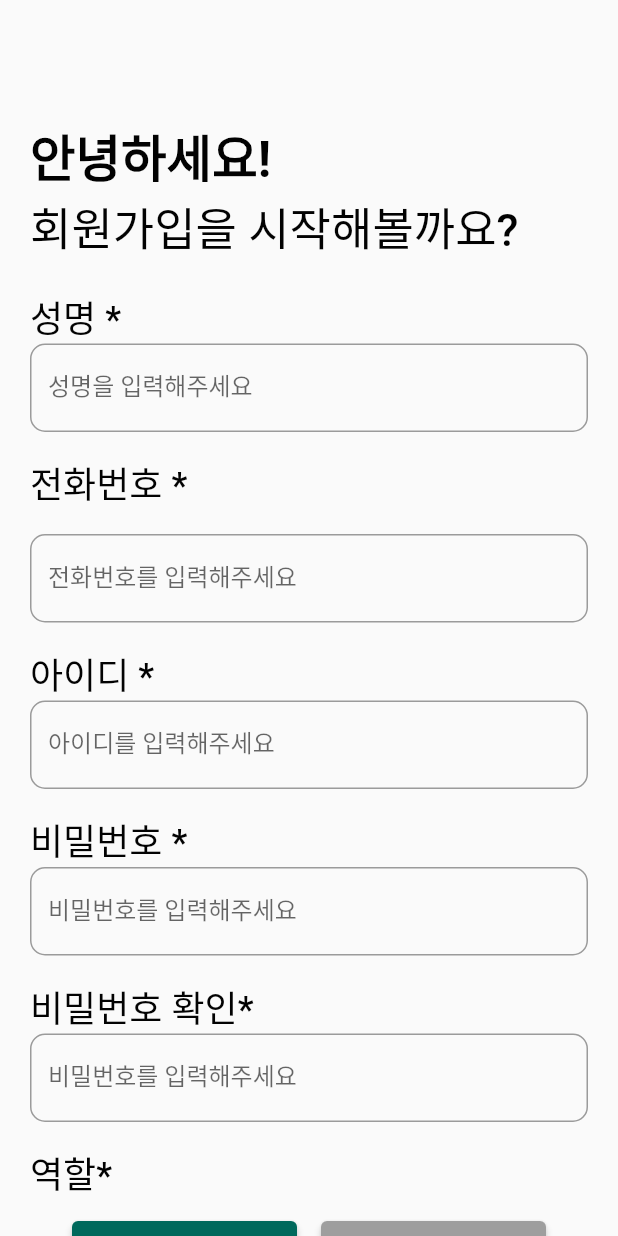
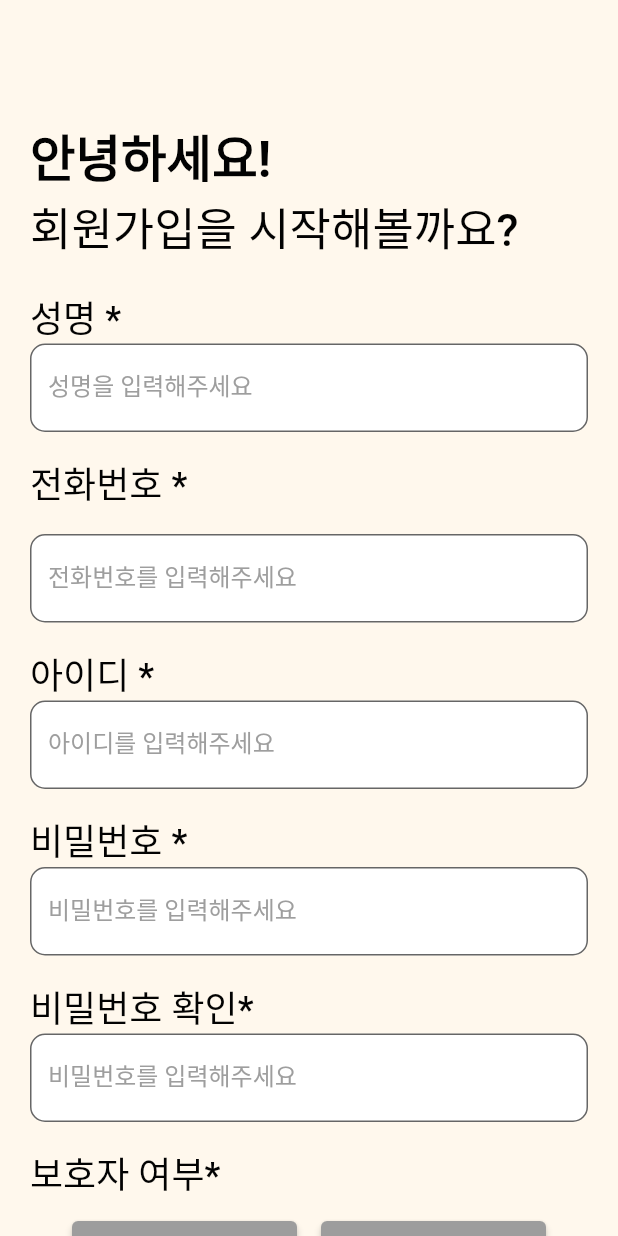
Before and after one commit to dsc-sookmyung/2023-four-tter-SolutionChallenge, a Flutter app: the screen it shows after launch, after a tap on "회원가입", on a phone screen of 412 x 824 dp. Run offline on Flutter 3.47's test engine with Material 2 defaults, Android fonts, the phone set to English and light mode, and no system bars; our stand-ins replace firebase_core, firebase_messaging, flutter_local_notifications, geolocator, speech_to_text, table_calendar and 1 more; accounts and stored records are empty; network calls fail.

Commit message:
회원가입페이지

```diff
--- a/folder-client/lib/screen/signup_screen.dart
+++ b/folder-client/lib/screen/signup_screen.dart
@@ -1,5 +1,4 @@
 import 'dart:convert';
-
 import 'package:flutter/material.dart';
 import 'package:http/http.dart' as http;
 
@@ -41,7 +40,7 @@ class _SignupScreenState extends State<SignupScreen> {
   Future<void> join() async {
     List<String?> fillTimes = [];
     List<String?> fills = [];
-    final url = Uri.parse('http://34.168.149.159:8080/auth/join');
+    final url = Uri.parse('http://34.28.46.24:8080/auth/join');
     final headers = {'Content-Type': 'application/json'};
 
     for (Map<String, String> pill in _pillList) {
@@ -96,6 +95,7 @@ class _SignupScreenState extends State<SignupScreen> {
   Widget build(BuildContext context) {
     return MaterialApp(
       home: Scaffold(
+        backgroundColor: const Color(0xFFFFF8ED),
         body: SingleChildScrollView(
             child: Padding(
           padding: const EdgeInsets.symmetric(horizontal: 20),
@@ -104,8 +104,8 @@ class _SignupScreenState extends State<SignupScreen> {
               const SizedBox(
                 height: 80,
               ),
-              Row(
-                children: const [
+              const Row(
+                children: [
                   Text(
                     '안녕하세요!',
                     style: TextStyle(
@@ -116,8 +116,8 @@ class _SignupScreenState extends State<SignupScreen> {
                   ),
                 ],
               ),
-              Row(
-                children: const [
+              const Row(
+                children: [
                   Text(
                     '회원가입을 시작해볼까요?',
                     style: TextStyle(
@@ -131,8 +131,8 @@ class _SignupScreenState extends State<SignupScreen> {
               const SizedBox(
                 height: 20,
               ),
-              Row(
-                children: const [
+              const Row(
+                children: [
                   Text(
                     '성명 *',
                     style: TextStyle(
@@ -144,7 +144,7 @@ class _SignupScreenState extends State<SignupScreen> {
                 ],
               ),
               Column(
-                crossAxisAlignment: CrossAxisAlignment.stretch,
+                // crossAxisAlignment: CrossAxisAlignment.stretch,
                 children: <Widget>[
                   TextField(
                     controller: usernameController,
@@ -153,11 +153,15 @@ class _SignupScreenState extends State<SignupScreen> {
                         borderRadius: BorderRadius.all(Radius.circular(10)),
                       ),
                       labelText: '성명을 입력해주세요',
+                      labelStyle: TextStyle(color: Colors.grey), // 레이블의 색상
+                      fillColor: Colors.white, // 텍스트 필드의 배경색
+                      filled: true, // 배경색 채우기
+                      hintStyle: TextStyle(color: Colors.green),
                     ),
                   ),
                   const SizedBox(height: 16.0),
-                  Row(
-                    children: const [
+                  const Row(
+                    children: [
                       Text(
                         '전화번호 *',
                         style: TextStyle(
@@ -176,13 +180,17 @@ class _SignupScreenState extends State<SignupScreen> {
                         borderRadius: BorderRadius.all(Radius.circular(10)),
                       ),
                       labelText: '전화번호를 입력해주세요',
+                      labelStyle: TextStyle(color: Colors.grey), // 레이블의 색상
+                      fillColor: Colors.white, // 텍스트 필드의 배경색
+                      filled: true, // 배경색 채우기
+                      hintStyle: TextStyle(color: Colors.green),
                     ),
                   ),
                   const SizedBox(
                     height: 16,
                   ),
-                  Row(
-                    children: const [
+                  const Row(
+                    children: [
                       Text(
                         '아이디 *',
                         style: TextStyle(
@@ -200,13 +208,17 @@ class _SignupScreenState extends State<SignupScreen> {
                         borderRadius: BorderRadius.all(Radius.circular(10)),
                       ),
                       labelText: '아이디를 입력해주세요',
+                      labelStyle: TextStyle(color: Colors.grey), // 레이블의 색상
+                      fillColor: Colors.white, // 텍스트 필드의 배경색
+                      filled: true, // 배경색 채우기
+                      hintStyle: TextStyle(color: Colors.green),
                     ),
                   ),
                   const SizedBox(
                     height: 16,
                   ),
-                  Row(
-                    children: const [
+                  const Row(
+                    children: [
                       Text(
                         '비밀번호 *',
                         style: TextStyle(
@@ -224,13 +236,17 @@ class _SignupScreenState extends State<SignupScreen> {
                         borderRadius: BorderRadius.all(Radius.circular(10)),
                       ),
                       labelText: '비밀번호를 입력해주세요',
+                      labelStyle: TextStyle(color: Colors.grey), // 레이블의 색상
+                      fillColor: Colors.white, // 텍스트 필드의 배경색
+                      filled: true, // 배경색 채우기
+                      hintStyle: TextStyle(color: Colors.green),
                     ),
                   ),
                   const SizedBox(
                     height: 16,
                   ),
-                  Row(
-                    children: const [
+                  const Row(
+                    children: [
                       Text(
                         '비밀번호 확인*',
                         style: TextStyle(
@@ -248,15 +264,19 @@ class _SignupScreenState extends State<SignupScreen> {
                         borderRadius: BorderRadius.all(Radius.circular(10)),
                       ),
                       labelText: '비밀번호를 입력해주세요',
+                      labelStyle: TextStyle(color: Colors.grey), // 레이블의 색상
+                      fillColor: Colors.white, // 텍스트 필드의 배경색
+                      filled: true, // 배경색 채우기
+                      hintStyle: TextStyle(color: Colors.green),
                     ),
                   ),
                   const SizedBox(
                     height: 16,
                   ),
-                  Row(
-                    children: const [
+                  const Row(
+                    children: [
                       Text(
-                        '역할*',
+                        '보호자 여부*',
                         style: TextStyle(
                           color: Color.fromARGB(255, 2, 2, 2),
                           fontSize: 24,
@@ -279,7 +299,7 @@ class _SignupScreenState extends State<SignupScreen> {
                           minimumSize:
                               MaterialStateProperty.all(const Size(150, 40)),
                           backgroundColor: MaterialStateProperty.all<Color>(
-                              Colors.teal.shade800),
+                              const Color(0xFF9D9D9D)),
                         ),
                         child: const Text(
                           '보호자',
@@ -297,7 +317,7 @@ class _SignupScreenState extends State<SignupScreen> {
                               minimumSize: MaterialStateProperty.all(
                                   const Size(150, 40)),
                               backgroundColor: MaterialStateProperty.all<Color>(
-                                  Colors.grey)),
+                                  const Color(0xFF9D9D9D))),
                           child: const Text('어르신',
                               style: TextStyle(fontSize: 20))),
                     ],
@@ -305,8 +325,8 @@ class _SignupScreenState extends State<SignupScreen> {
                   const SizedBox(
                     height: 16,
                   ),
-                  Row(
-                    children: const [
+                  const Row(
+                    children: [
                       Text(
                         '기상시간',
                         style: TextStyle(
@@ -324,13 +344,17 @@ class _SignupScreenState extends State<SignupScreen> {
                         borderRadius: BorderRadius.all(Radius.circular(10)),
                       ),
                       labelText: '- - : - -',
+                      labelStyle: TextStyle(color: Colors.grey), // 레이블의 색상
+                      fillColor: Colors.white, // 텍스트 필드의 배경색
+                      filled: true, // 배경색 채우기
+                      hintStyle: TextStyle(color: Colors.green),
                     ),
                   ),
                   const SizedBox(
                     height: 16,
                   ),
-                  Row(
-                    children: const [
+                  const Row(
+                    children: [
                       Text(
                         '취침시간',
                         style: TextStyle(
@@ -348,13 +372,17 @@ class _SignupScreenState extends State<SignupScreen> {
                         borderRadius: BorderRadius.all(Radius.circular(10)),
                       ),
                       labelText: '- - : - -',
+                      labelStyle: TextStyle(color: Colors.grey), // 레이블의 색상
+                      fillColor: Colors.white, // 텍스트 필드의 배경색
+                      filled: true, // 배경색 채우기
+                      hintStyle: TextStyle(color: Colors.green),
                     ),
                   ),
                   const SizedBox(
                     height: 16,
                   ),
-                  Row(
-                    children: const [
+                  const Row(
+                    children: [
                       Text(
                         '먹는 약',
                         style: TextStyle(
@@ -372,6 +400,10 @@ class _SignupScreenState extends State<SignupScreen> {
                         borderRadius: BorderRadius.all(Radius.circular(10)),
                       ),
                       labelText: '약 종류(예. 고혈압약)',
+                      labelStyle: TextStyle(color: Colors.grey), // 레이블의 색상
+                      fillColor: Colors.white, // 텍스트 필드의 배경색
+                      filled: true, // 배경색 채우기
+                      hintStyle: TextStyle(color: Colors.green),
                     ),
                   ),
                   const SizedBox(
@@ -384,22 +416,44 @@ class _SignupScreenState extends State<SignupScreen> {
                         borderRadius: BorderRadius.all(Radius.circular(10)),
                       ),
                       labelText: '시',
+                      labelStyle: TextStyle(color: Colors.grey), // 레이블의 색상
+                      fillColor: Colors.white, // 텍스트 필드의 배경색
+                      filled: true, // 배경색 채우기
+                      hintStyle: TextStyle(color: Colors.green),
                     ),
                   ),
                   const SizedBox(
                     height: 20,
                   ),
-                  ElevatedButton(
-                    style: ButtonStyle(
-                        minimumSize:
-                            MaterialStateProperty.all(const Size(150, 40)),
-                        backgroundColor: MaterialStateProperty.all<Color>(
-                            Colors.teal.shade700)),
+                  SizedBox(
+                    width: double.infinity, // 가로 길이를 화면의 가로 길이로 설정
+                    child: ElevatedButton(
+                      style: ElevatedButton.styleFrom(
+                        shape: RoundedRectangleBorder(
+                          borderRadius: BorderRadius.circular(30.0),
+                        ),
+                        backgroundColor: const Color(0xFFF9B87E),
+                      ),
                       onPressed: _addPill,
-                    child: const Text(
+                      child: const Padding(
+                        padding: EdgeInsets.symmetric(
+                            horizontal: 5.0, vertical: 3.0),
+                        child: Text(
                           '추가',
-                      style: TextStyle(fontSize: 20),
+                          style: TextStyle(
+                            fontSize: 20,
+                            fontWeight: FontWeight.w600,
                           ),
+                        ),
+                      ),
+                    ),
+                  ),
+                  const SizedBox(height: 16),
+                  const Divider(
+                    // 가로줄 추가
+                    height: 1, // 가로줄의 높이
+                    thickness: 1, // 가로줄의 굵기
+                    color: Colors.black, // 가로줄의 색상
                   ),
                   const SizedBox(height: 16),
                   SizedBox(
@@ -418,19 +472,25 @@ class _SignupScreenState extends State<SignupScreen> {
                   /*const SizedBox(
                     height: 16,
                   ),*/
-                  ElevatedButton(
+                  SizedBox(
+                    width: double.infinity, // 가로 길이를 화면의 가로 길이로 설정
+                    child: ElevatedButton(
                       style: ElevatedButton.styleFrom(
                         shape: RoundedRectangleBorder(
-                            borderRadius: BorderRadius.circular(10.0)),
-                        backgroundColor: Colors.teal.shade700),
+                          borderRadius: BorderRadius.circular(30.0),
+                        ),
+                        backgroundColor: const Color(0xFFF5A359),
+                      ),
                       onPressed: join,
                       child: const Padding(
-                      padding: EdgeInsets.all(10.0),
+                        padding: EdgeInsets.symmetric(
+                            horizontal: 10.0, vertical: 3.0),
                         child: Text(
-                        '회원가입',
+                          'Folder 시작하기',
                           style: TextStyle(
                             fontSize: 20,
                             fontWeight: FontWeight.w600,
+                          ),
                         ),
                       ),
                     ),
```
Lines whose indentation alone changed are shown as unchanged.
